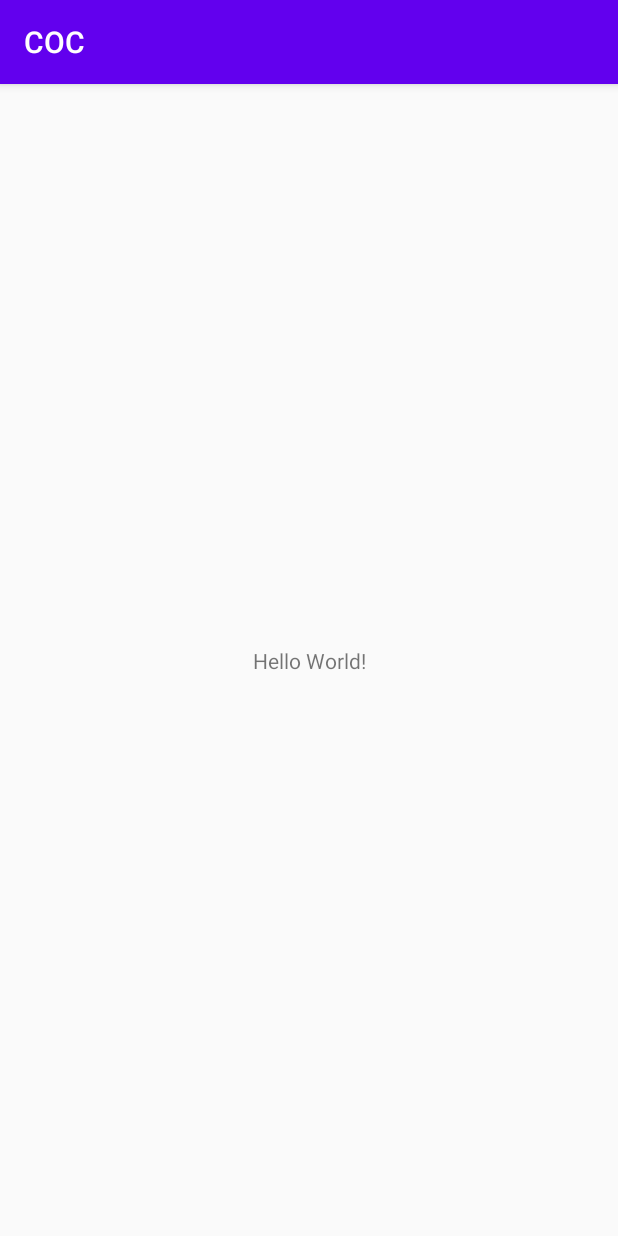
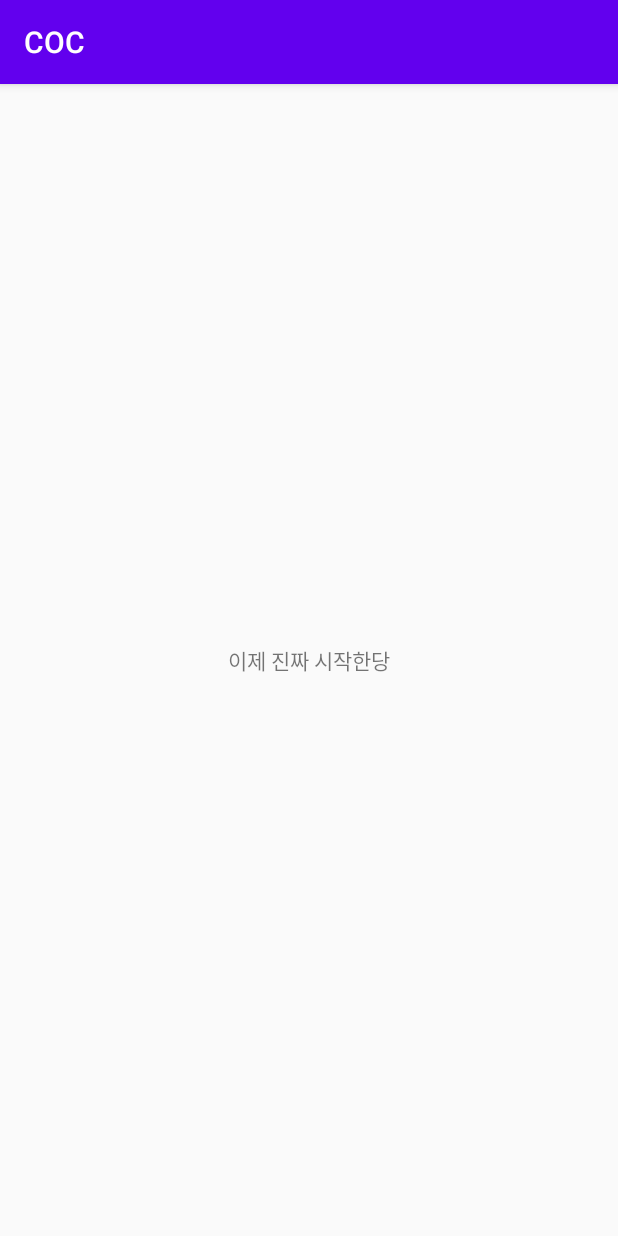
Before and after one commit to hankgood95/COC, an Android app: the screen it shows after launch (MainActivity), on a phone screen of 412 x 824 dp. Run offline under Robolectric (Android 15) with nearby library versions, the phone set to English and light mode, and no system bars.

Commit message:
브랜치 바꿔서 커밋했엉

```diff
--- a/app/src/main/res/layout/activity_main.xml
+++ b/app/src/main/res/layout/activity_main.xml
@@ -9,7 +9,7 @@
     <TextView
         android:layout_width="wrap_content"
         android:layout_height="wrap_content"
-        android:text="Hello World!"
+        android:text="이제 진짜 시작한당"
         app:layout_constraintBottom_toBottomOf="parent"
         app:layout_constraintLeft_toLeftOf="parent"
         app:layout_constraintRight_toRightOf="parent"
```
